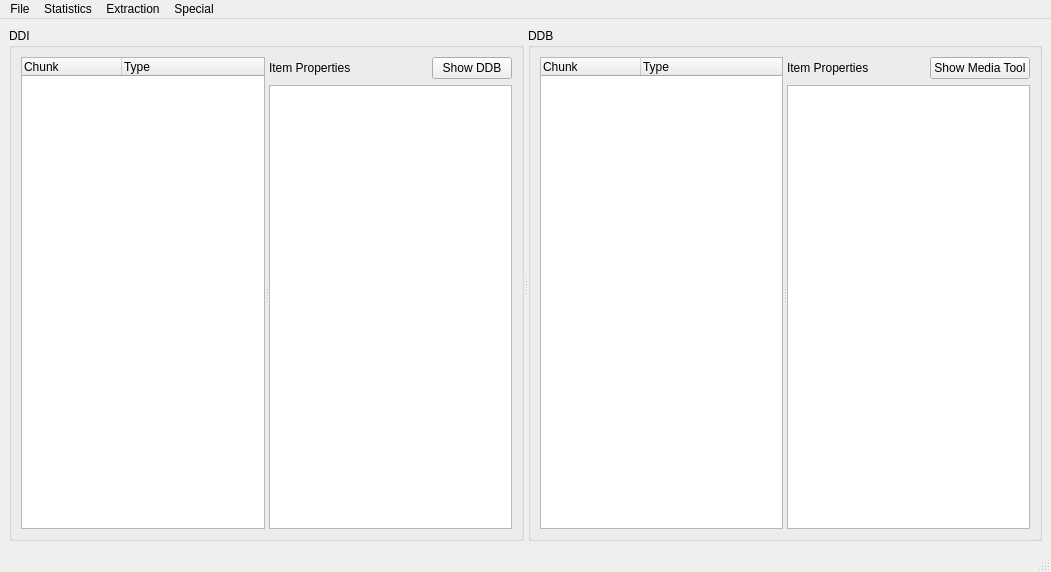
First picture: the form in ui/mainwindow.ui, repository RigoLigoRLC/ddiview, before the edit.
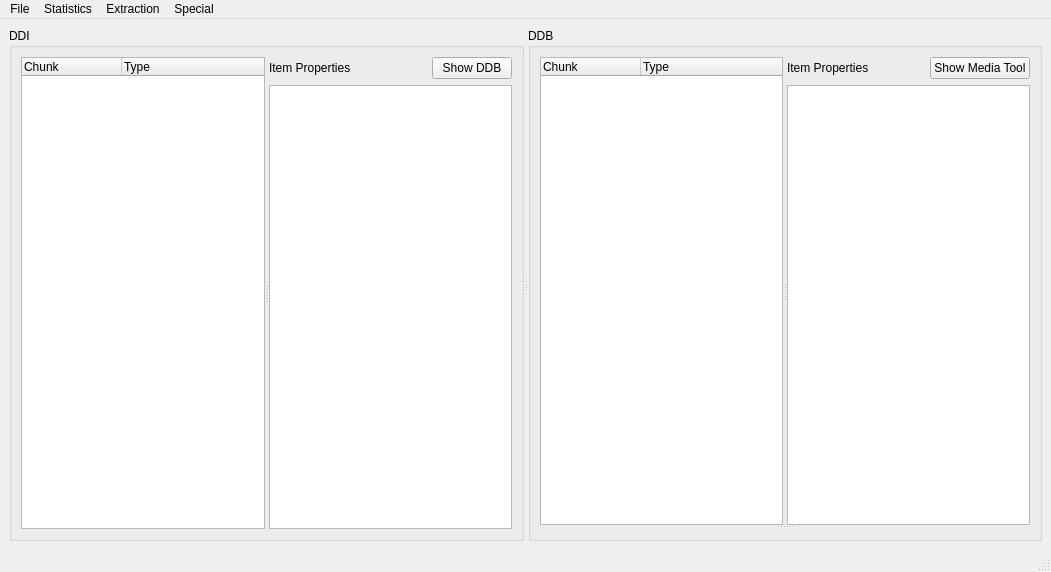
Second picture: the form after the edit.

Diff of the .ui file:
```diff
--- a/ui/mainwindow.ui
+++ b/ui/mainwindow.ui
@@ -115,8 +115,12 @@
        <property name="title">
         <string>DDB</string>
        </property>
-       <layout class="QHBoxLayout" name="horizontalLayout_4">
+       <layout class="QVBoxLayout" name="verticalLayout_3">
         <item>
+         <widget class="QSplitter" name="splitter_2">
+          <property name="orientation">
+           <enum>Qt::Vertical</enum>
+          </property>
          <widget class="QSplitter" name="splitDdb">
           <property name="orientation">
            <enum>Qt::Horizontal</enum>
@@ -196,6 +200,11 @@
            </layout>
           </widget>
          </widget>
+          <widget class="QStackedWidget" name="stkMediaView">
+           <widget class="QWidget" name="pageWaveform"/>
+           <widget class="QWidget" name="page_4"/>
+          </widget>
+         </widget>
         </item>
        </layout>
       </widget>
```
Left out of the diff: 2 changed lines with no effect on the pictures. Lines whose indentation alone changed are shown as unchanged.
